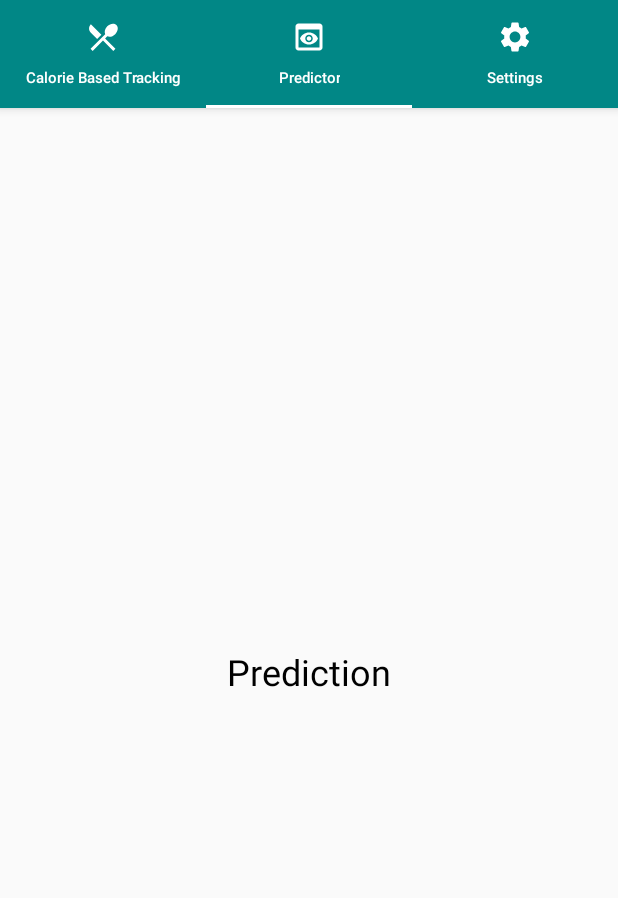
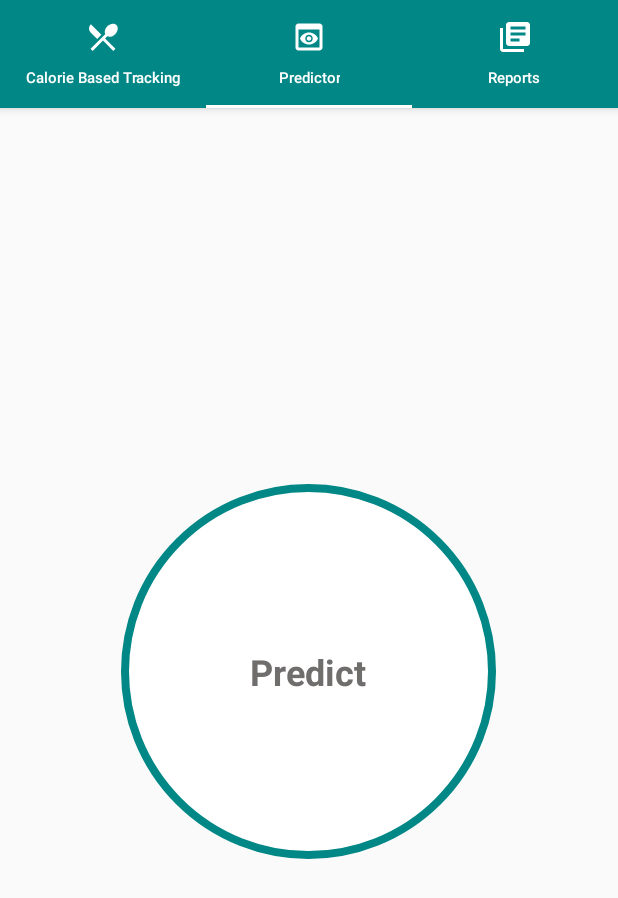
Before and after one commit to the-original-copy/Calorie-Based-Tracking-and-Early-Detection-System-for-Diabetes-Type-2, an Android app: the screen it shows after launch (MainActivity), tab 2 chosen, on a phone screen of 412 x 824 dp. Shown: the top 898 px of the screen. Run offline under Robolectric (Android 15) with nearby library versions, the phone set to English and light mode, and no system bars.

Commit message:
PredictionFrontEnd

```diff
--- a/app/build.gradle
+++ b/app/build.gradle
@@ -30,6 +30,9 @@ android {
     kotlinOptions {
         jvmTarget = '1.8'
     }
+    buildFeatures{
+        viewBinding = true
+    }
 }
 
 dependencies {
--- a/app/src/main/AndroidManifest.xml
+++ b/app/src/main/AndroidManifest.xml
@@ -14,7 +14,10 @@
         android:theme="@style/Theme.DiabetesSystem"
         tools:targetApi="31">
         <activity
-            android:name=".MainActivity"
+            android:name=".activities.PredictDiabetesPage"
+            android:exported="false" />
+        <activity
+            android:name=".activities.MainActivity"
             android:exported="true">
             <intent-filter>
                 <action android:name="android.intent.action.MAIN" />
--- a/app/src/main/java/com/smartherd/diabetessystem/MainActivity.kt
+++ b/app/src/main/java/com/smartherd/diabetessystem/activities/MainActivity.kt
@@ -1,17 +1,24 @@
-package com.smartherd.diabetessystem
+package com.smartherd.diabetessystem.activities
 
 import androidx.appcompat.app.AppCompatActivity
 import android.os.Bundle
+import android.view.WindowManager
+import com.smartherd.diabetessystem.R
 import com.smartherd.diabetessystem.adapters.ViewPagerAdapter
 import com.smartherd.diabetessystem.fragments.CalorieCounterFragment
 import com.smartherd.diabetessystem.fragments.PredictionFragment
 import com.smartherd.diabetessystem.fragments.SettingsFragment
 import kotlinx.android.synthetic.main.activity_main.*
 
+
 class MainActivity : AppCompatActivity() {
     override fun onCreate(savedInstanceState: Bundle?) {
         super.onCreate(savedInstanceState)
         setContentView(R.layout.activity_main)
+        window.setFlags(
+            WindowManager.LayoutParams.FLAG_FULLSCREEN,
+            WindowManager.LayoutParams.FLAG_FULLSCREEN
+        )
         setUpTabs()
     }
 
@@ -19,12 +26,12 @@ class MainActivity : AppCompatActivity() {
         val adapter = ViewPagerAdapter(supportFragmentManager)
         adapter.addFragment(CalorieCounterFragment(),"Calorie Based Tracking")
         adapter.addFragment(PredictionFragment(),"Predictor")
-        adapter.addFragment(SettingsFragment(),"Settings")
+        adapter.addFragment(SettingsFragment(),"Reports")
         viewPager.adapter = adapter
         tabs.setupWithViewPager(viewPager)
 
         tabs.getTabAt(0)!!.setIcon(R.drawable.ic_baseline_calories_24)
         tabs.getTabAt(1)!!.setIcon(R.drawable.ic_baseline_predict_24)
-        tabs.getTabAt(2)!!.setIcon(R.drawable.ic_baseline_settings_24)
+        tabs.getTabAt(2)!!.setIcon(R.drawable.ic_baseline_reports_24)
     }
 }
--- a/app/src/main/java/com/smartherd/diabetessystem/fragments/PredictionFragment.kt
+++ b/app/src/main/java/com/smartherd/diabetessystem/fragments/PredictionFragment.kt
@@ -1,23 +1,30 @@
 package com.smartherd.diabetessystem.fragments
 
+import android.content.Intent
 import android.os.Bundle
 import androidx.fragment.app.Fragment
 import android.view.LayoutInflater
 import android.view.View
 import android.view.ViewGroup
 import com.smartherd.diabetessystem.R
-
+import com.smartherd.diabetessystem.activities.PredictDiabetesPage
+import com.smartherd.diabetessystem.databinding.FragmentPredictionBinding
+import kotlinx.android.synthetic.main.fragment_prediction.*
 
 
 class PredictionFragment : Fragment() {
+    private var binding: FragmentPredictionBinding? = null
     override fun onCreate(savedInstanceState: Bundle?) {
         super.onCreate(savedInstanceState)
     }
     override fun onCreateView(
-        inflater: LayoutInflater, container: ViewGroup?,
-        savedInstanceState: Bundle?
-    ): View? {
+        inflater: LayoutInflater, container: ViewGroup?, savedInstanceState: Bundle?): View? {
+        binding = FragmentPredictionBinding.inflate(inflater,container,false)
+        val view = binding!!.root
+        binding!!.rlPredict.setOnClickListener {
+            startActivity(Intent(activity,PredictDiabetesPage::class.java))
+        }
         // Inflate the layout for this fragment
-        return inflater.inflate(R.layout.fragment_prediction, container, false)
+        return view
     }
 }
--- /dev/null
+++ b/app/src/main/res/drawable-v24/ic_baseline_arrow_back_ios_24.xml
@@ -0,0 +1,5 @@
+<vector android:autoMirrored="true" android:height="24dp"
+    android:tint="#000000" android:viewportHeight="24"
+    android:viewportWidth="24" android:width="24dp" xmlns:android="http://schemas.android.com/apk/res/android">
+    <path android:fillColor="@android:color/white" android:pathData="M11.67,3.87L9.9,2.1 0,12l9.9,9.9 1.77,-1.77L3.54,12z"/>
+</vector>
--- /dev/null
+++ b/app/src/main/res/drawable/circular_border.xml
@@ -0,0 +1,9 @@
+<?xml version="1.0" encoding="utf-8"?>
+<shape xmlns:android="http://schemas.android.com/apk/res/android"
+    android:shape="oval">
+    <stroke
+        android:width="5dp"
+        android:color="@color/teal_700"/>
+    <solid android:color="@color/white"/>
+
+</shape>
--- /dev/null
+++ b/app/src/main/res/drawable/ic_baseline_reports_24.xml
@@ -0,0 +1,5 @@
+<vector android:autoMirrored="true" android:height="24dp"
+    android:tint="#FFFFFF" android:viewportHeight="24"
+    android:viewportWidth="24" android:width="24dp" xmlns:android="http://schemas.android.com/apk/res/android">
+    <path android:fillColor="@android:color/white" android:pathData="M4,6L2,6v14c0,1.1 0.9,2 2,2h14v-2L4,20L4,6zM20,2L8,2c-1.1,0 -2,0.9 -2,2v12c0,1.1 0.9,2 2,2h12c1.1,0 2,-0.9 2,-2L22,4c0,-1.1 -0.9,-2 -2,-2zM19,11L9,11L9,9h10v2zM15,15L9,15v-2h6v2zM19,7L9,7L9,5h10v2z"/>
+</vector>
--- /dev/null
+++ b/app/src/main/res/drawable/ripple_effect_border.xml
@@ -0,0 +1,14 @@
+<?xml version="1.0" encoding="utf-8"?>
+<!-- Ripple effect has to have a color attribute. C4C4C4-->
+<ripple xmlns:android="http://schemas.android.com/apk/res/android"
+    android:color="#00BCD4">
+
+    <item android:id="@android:id/mask">
+        <!-- Shape and color of the background that is to be masked -->
+        <shape android:shape="oval">
+            <solid android:color="@color/white"/>
+        </shape>
+    </item>
+
+    <item android:drawable="@drawable/circular_border"/>
+</ripple>
--- a/app/src/main/res/layout/activity_main.xml
+++ b/app/src/main/res/layout/activity_main.xml
@@ -4,7 +4,7 @@
     xmlns:tools="http://schemas.android.com/tools"
     android:layout_width="match_parent"
     android:layout_height="match_parent"
-    tools:context=".MainActivity">
+    tools:context=".activities.MainActivity">
 
     <com.google.android.material.appbar.AppBarLayout
         android:id="@+id/appBarLayout"
--- a/app/src/main/res/layout/fragment_prediction.xml
+++ b/app/src/main/res/layout/fragment_prediction.xml
@@ -6,14 +6,18 @@
     tools:context=".fragments.PredictionFragment">
 
     <RelativeLayout
-        android:layout_width="match_parent"
-        android:layout_height="match_parent">
+        android:id="@+id/rlPredict"
+        android:layout_width="250dp"
+        android:layout_height="250dp"
+        android:layout_gravity ="center"
+        android:background="@drawable/ripple_effect_border">
         <TextView
             android:layout_width="wrap_content"
             android:layout_height="wrap_content"
             android:layout_centerInParent="true"
-            android:text="Prediction"
-            android:textColor="@android:color/black"
+            android:text="Predict"
+            android:textStyle = "bold"
+            android:textColor="#706D6D"
             android:textSize="24sp"/>
     </RelativeLayout>
 
--- a/app/src/main/res/values/colors.xml
+++ b/app/src/main/res/values/colors.xml
@@ -7,4 +7,6 @@
     <color name="teal_700">#FF018786</color>
     <color name="black">#FF000000</color>
     <color name="white">#FFFFFFFF</color>
+    <color name="primary_text_color">#363A43</color>
+    <color name="secondary_text_color">#7A8089</color>
 </resources>
```
Also changed, not shown: app/src/main/java/com/smartherd/diabetessystem/activities/PredictDiabetesPage.kt (added, +36 -0 lines), app/src/main/res/drawable/shape_button_rounded.xml (added, +12 -0 lines), app/src/main/res/layout/activity_predict_diabetes_page.xml (added, +161 -0 lines), app/src/main/res/values/dimens.xml (added, +191 -0 lines), app/src/main/res/drawable-v24/whitebackground.png (added).
